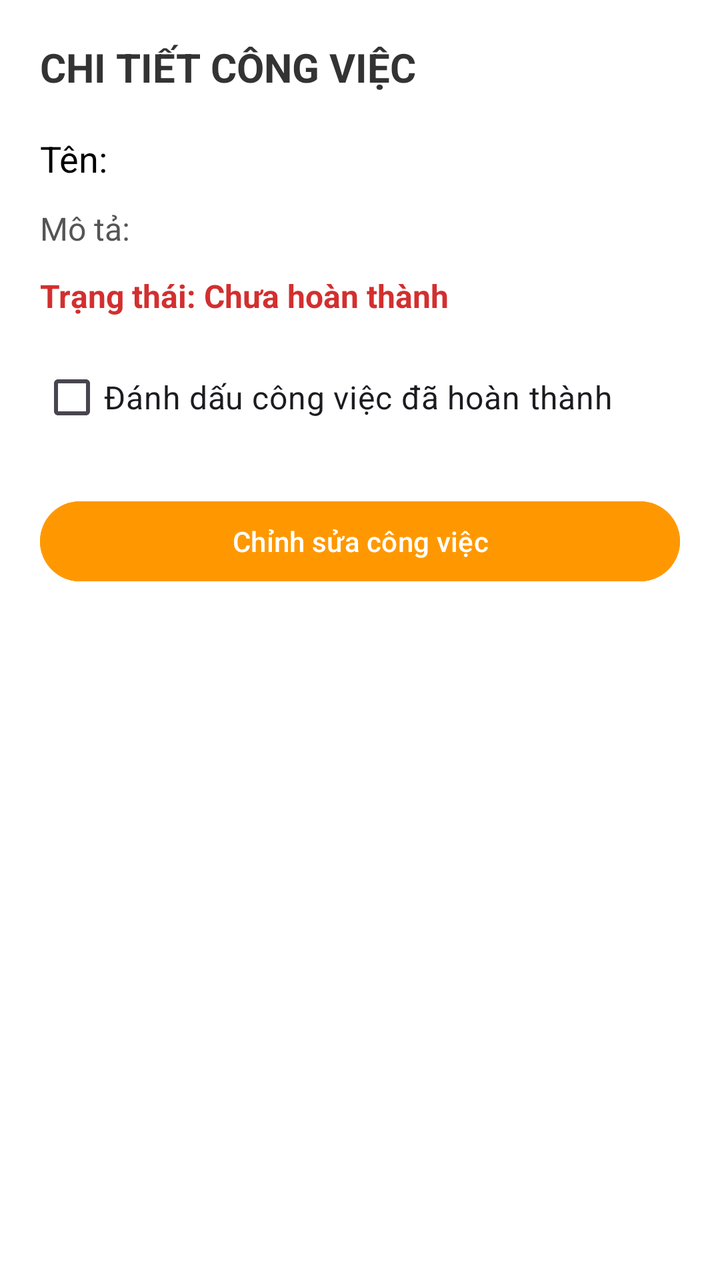
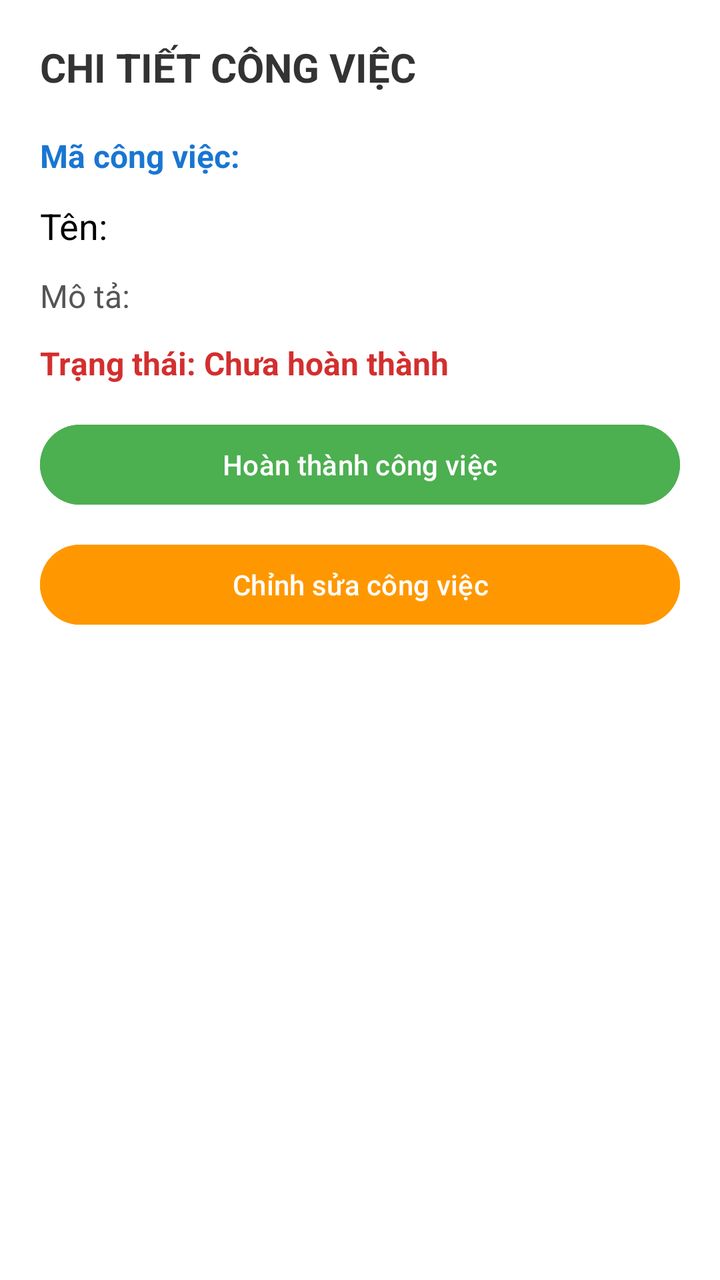

An Android layout rendered at two revisions. The XML below is the earlier revision; the diff shows what the commit changed to produce the second picture.
<!-- AndroidManifest.xml: application theme Theme.QuanLyCongViec -->
<!-- res/layout/activity_chi_tiet_cong_viec.xml -->
<?xml version="1.0" encoding="utf-8"?>
<LinearLayout xmlns:android="http://schemas.android.com/apk/res/android"
    android:layout_width="match_parent"
    android:layout_height="match_parent"
    android:orientation="vertical"
    android:padding="20dp"
    android:background="#FFFFFF">

    <TextView
        android:layout_width="wrap_content"
        android:layout_height="wrap_content"
        android:text="CHI TIẾT CÔNG VIỆC"
        android:textSize="20sp"
        android:textStyle="bold"
        android:textColor="#333333"
        android:layout_marginBottom="20dp" />

    <TextView
        android:id="@+id/tvHienThiTen"
        android:layout_width="match_parent"
        android:layout_height="wrap_content"
        android:text="Tên: "
        android:textSize="18sp"
        android:textColor="#000000"
        android:layout_marginBottom="12dp" />

    <TextView
        android:id="@+id/tvHienThiMoTa"
        android:layout_width="match_parent"
        android:layout_height="wrap_content"
        android:text="Mô tả: "
        android:textSize="16sp"
        android:textColor="#555555"
        android:layout_marginBottom="12dp" />

    
    <TextView
        android:id="@+id/tvHienThiTrangThai"
        android:layout_width="match_parent"
        android:layout_height="wrap_content"
        android:text="Trạng thái: Chưa hoàn thành"
        android:textSize="16sp"
        android:textStyle="bold"
        android:textColor="#D32F2F"
        android:layout_marginBottom="16dp" />

    
    <CheckBox
        android:id="@+id/cbDaHoanThanh"
        android:layout_width="wrap_content"
        android:layout_height="wrap_content"
        android:text="Đánh dấu công việc đã hoàn thành"
        android:textSize="16sp"
        android:layout_marginBottom="24dp" />

    <Button
        android:id="@+id/btnChinhSua"
        android:layout_width="match_parent"
        android:layout_height="wrap_content"
        android:text="Chỉnh sửa công việc"
        android:backgroundTint="#FF9800" />

</LinearLayout>
<!-- resources referenced by this layout -->
<resources>
  <style name="Theme.QuanLyCongViec" parent="Base.Theme.QuanLyCongViec" />
  <style name="Base.Theme.QuanLyCongViec" parent="Theme.Material3.DayNight.NoActionBar">
          
          
      </style>
</resources>

<!-- the commit's change to res/layout/activity_chi_tiet_cong_viec.xml (unified diff, before → after) -->
@@ -14,6 +14,17 @@
         android:textStyle="bold"
         android:textColor="#333333"
         android:layout_marginBottom="20dp" />
+
+    
+    <TextView
+        android:id="@+id/tvHienThiMa"
+        android:layout_width="match_parent"
+        android:layout_height="wrap_content"
+        android:text="Mã công việc: "
+        android:textSize="16sp"
+        android:textStyle="bold"
+        android:textColor="#1976D2"
+        android:layout_marginBottom="12dp" />
 
     <TextView
         android:id="@+id/tvHienThiTen"
@@ -33,7 +44,6 @@
         android:textColor="#555555"
         android:layout_marginBottom="12dp" />
 
-    
     <TextView
         android:id="@+id/tvHienThiTrangThai"
         android:layout_width="match_parent"
@@ -45,13 +55,13 @@
         android:layout_marginBottom="16dp" />
 
     
-    <CheckBox
-        android:id="@+id/cbDaHoanThanh"
-        android:layout_width="wrap_content"
+    <Button
+        android:id="@+id/btnHoanThanh"
+        android:layout_width="match_parent"
         android:layout_height="wrap_content"
-        android:text="Đánh dấu công việc đã hoàn thành"
-        android:textSize="16sp"
-        android:layout_marginBottom="24dp" />
+        android:text="Hoàn thành công việc"
+        android:backgroundTint="#4CAF50"
+        android:layout_marginBottom="12dp" />
 
     <Button
         android:id="@+id/btnChinhSua"
